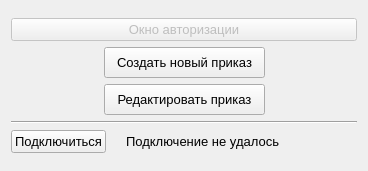
The window that cstartpage.ui (YakSid/PDNK2) describes before a commit, drawn with Qt 5.
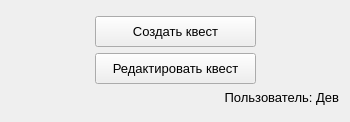
The same window after the commit. Icons and pictures are not drawn.

The edit to the form file:
```diff
--- a/cstartpage.ui
+++ b/cstartpage.ui
@@ -6,8 +6,8 @@
    <rect>
     <x>0</x>
     <y>0</y>
-    <width>368</width>
-    <height>171</height>
+    <width>350</width>
+    <height>122</height>
    </rect>
   </property>
   <property name="font">
@@ -32,22 +32,6 @@
      </property>
     </spacer>
    </item>
-   <item>
-    <widget class="QPushButton" name="pushButton_5">
-     <property name="enabled">
-      <bool>false</bool>
-     </property>
-     <property name="minimumSize">
-      <size>
-       <width>0</width>
-       <height>0</height>
-      </size>
-     </property>
-     <property name="text">
-      <string>Окно авторизации</string>
-     </property>
-    </widget>
-   </item>
    <item>
     <layout class="QGridLayout" name="gridLayout">
      <item row="0" column="0">
@@ -78,7 +62,7 @@
         </size>
        </property>
        <property name="text">
-        <string>Создать новый приказ</string>
+        <string>Создать квест</string>
        </property>
       </widget>
      </item>
@@ -126,7 +110,7 @@
         </size>
        </property>
        <property name="text">
-        <string>Редактировать приказ</string>
+        <string>Редактировать квест</string>
        </property>
       </widget>
      </item>
@@ -146,71 +130,15 @@
     </layout>
    </item>
    <item>
-    <widget class="Line" name="line">
-     <property name="orientation">
-      <enum>Qt::Horizontal</enum>
+    <widget class="QLabel" name="label">
+     <property name="text">
+      <string>Пользователь: Дев</string>
+     </property>
+     <property name="alignment">
+      <set>Qt::AlignRight|Qt::AlignTrailing|Qt::AlignVCenter</set>
      </property>
     </widget>
    </item>
-   <item>
-    <layout class="QHBoxLayout" name="horizontalLayout_2">
-     <item>
-      <widget class="QPushButton" name="pb_connectDatabase">
-       <property name="text">
-        <string>Подключиться</string>
-       </property>
-      </widget>
-     </item>
-     <item>
-      <widget class="QLabel" name="pic_connection">
-       <property name="maximumSize">
-        <size>
-         <width>16</width>
-         <height>16</height>
-        </size>
-       </property>
-       <property name="text">
-        <string/>
-       </property>
-       <property name="pixmap">
-        <pixmap resource="res.qrc">:/pictures/pictures/error.png</pixmap>
-       </property>
-       <property name="scaledContents">
-        <bool>true</bool>
-       </property>
-      </widget>
-     </item>
-     <item>
-      <widget class="QLabel" name="lbl_connected">
-       <property name="enabled">
-        <bool>true</bool>
-       </property>
-       <property name="font">
-        <font>
-         <weight>50</weight>
-         <bold>false</bold>
-        </font>
-       </property>
-       <property name="text">
-        <string>Подключение не удалось</string>
-       </property>
-      </widget>
-     </item>
-     <item>
-      <spacer name="horizontalSpacer_2">
-       <property name="orientation">
-        <enum>Qt::Horizontal</enum>
-       </property>
-       <property name="sizeHint" stdset="0">
-        <size>
-         <width>40</width>
-         <height>20</height>
-        </size>
-       </property>
-      </spacer>
-     </item>
-    </layout>
-   </item>
    <item>
     <spacer name="verticalSpacer_2">
      <property name="orientation">
```
Left out of the diff: 4 changed lines with no effect on the pictures.
